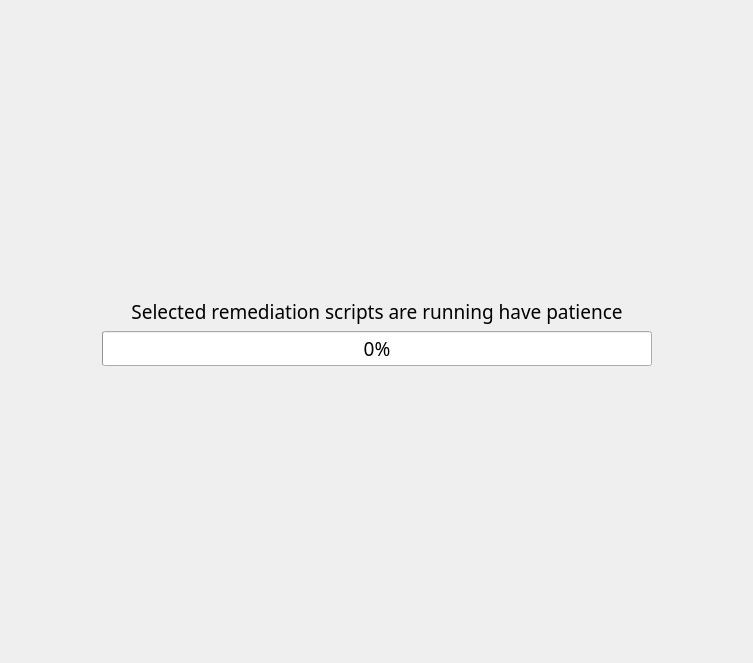
This is remediation_progess_page.ui in h4636oh/EasyAudit_QT as Qt 5 draws it before an edit. The edited form follows.
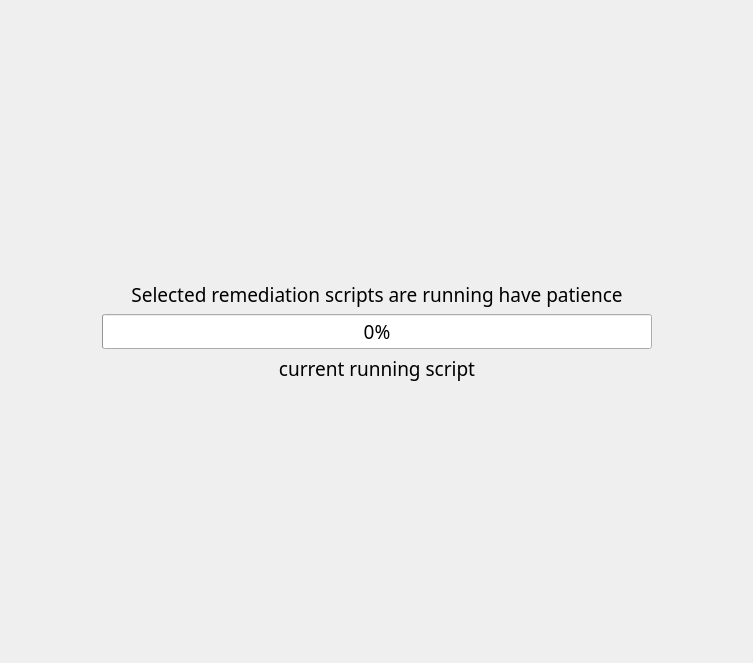
This is the edited form.

Commit message: added current script label

```diff
--- a/remediation_progess_page.ui
+++ b/remediation_progess_page.ui
@@ -140,6 +140,58 @@
      </item>
     </layout>
    </item>
+   <item>
+    <layout class="QHBoxLayout" name="horizontalLayout_3">
+     <item>
+      <spacer name="horizontalSpacer_5">
+       <property name="orientation">
+        <enum>Qt::Orientation::Horizontal</enum>
+       </property>
+       <property name="sizeHint" stdset="0">
+        <size>
+         <width>40</width>
+         <height>20</height>
+        </size>
+       </property>
+      </spacer>
+     </item>
+     <item>
+      <widget class="QLabel" name="current_script_lbl">
+       <property name="minimumSize">
+        <size>
+         <width>400</width>
+         <height>0</height>
+        </size>
+       </property>
+       <property name="font">
+        <font>
+         <family>DM Mono Medium</family>
+         <pointsize>14</pointsize>
+        </font>
+       </property>
+       <property name="text">
+        <string>current running script</string>
+       </property>
+       <property name="alignment">
+        <set>Qt::AlignmentFlag::AlignCenter</set>
+       </property>
+      </widget>
+     </item>
+     <item>
+      <spacer name="horizontalSpacer_6">
+       <property name="orientation">
+        <enum>Qt::Orientation::Horizontal</enum>
+       </property>
+       <property name="sizeHint" stdset="0">
+        <size>
+         <width>40</width>
+         <height>20</height>
+        </size>
+       </property>
+      </spacer>
+     </item>
+    </layout>
+   </item>
    <item>
     <spacer name="verticalSpacer_3">
      <property name="orientation">
```
The commit also changes 1 other file.
